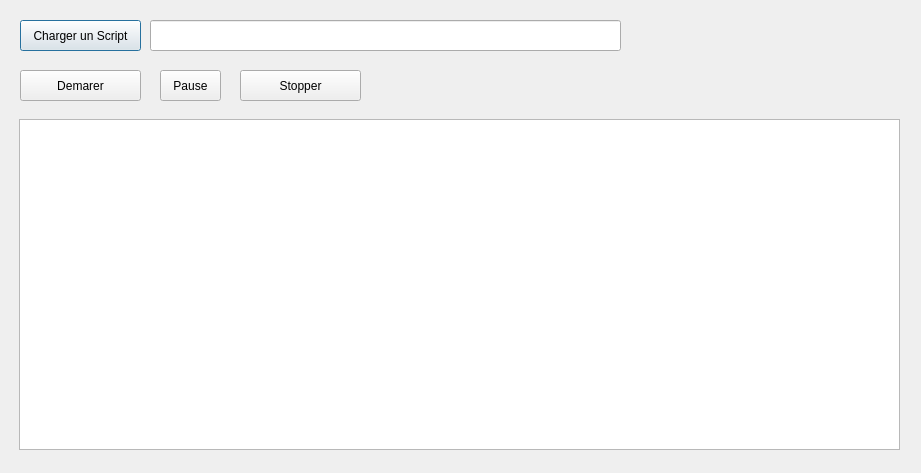
This is ressources/Fenetre_RX.ui in CEA-IM2AG/ATMEGA-GUI as Qt 5 draws it before an edit. The edited form follows.
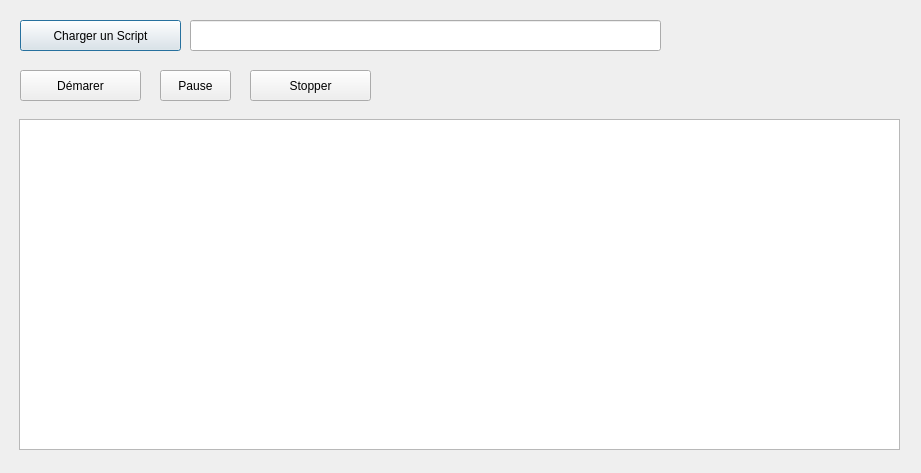
This is the edited form.

```diff
--- a/ressources/Fenetre_RX.ui
+++ b/ressources/Fenetre_RX.ui
@@ -30,7 +30,7 @@
     <rect>
      <x>20</x>
      <y>20</y>
-     <width>121</width>
+     <width>161</width>
      <height>31</height>
     </rect>
    </property>
@@ -41,7 +41,7 @@
   <widget class="QLineEdit" name="txt_Path">
    <property name="geometry">
     <rect>
-     <x>150</x>
+     <x>190</x>
      <y>20</y>
      <width>471</width>
      <height>31</height>
@@ -58,7 +58,7 @@
     </rect>
    </property>
    <property name="text">
-    <string>Demarer</string>
+    <string>Démarer</string>
    </property>
   </widget>
   <widget class="QPushButton" name="btn_Pause">
@@ -66,7 +66,7 @@
     <rect>
      <x>160</x>
      <y>70</y>
-     <width>61</width>
+     <width>71</width>
      <height>31</height>
     </rect>
    </property>
@@ -77,7 +77,7 @@
   <widget class="QPushButton" name="btn_Stop">
    <property name="geometry">
     <rect>
-     <x>240</x>
+     <x>250</x>
      <y>70</y>
      <width>121</width>
      <height>31</height>
```
